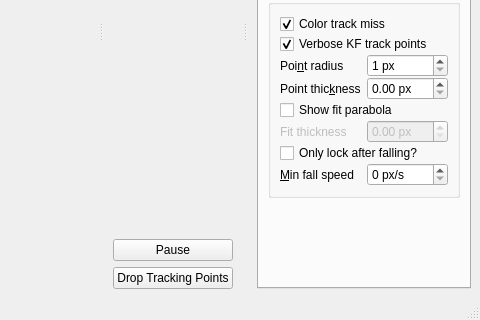
hchapman/LiveFit, file LiveFitWindow.ui: the form before one commit; both pictures show x 302 to 782 and y 255 to 575 of the 782 by 575 pixel window.
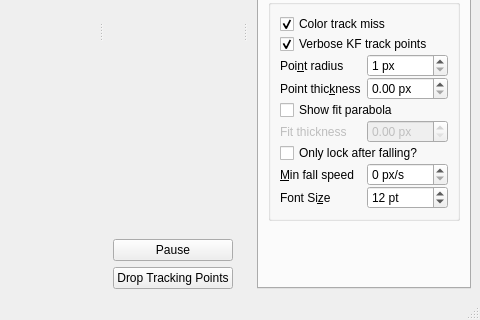
The form after the commit. The open tabs and pages were chosen to show the change. Custom widgets are drawn as their Qt base class.

```diff
--- a/LiveFitWindow.ui
+++ b/LiveFitWindow.ui
@@ -337,6 +337,35 @@
               </property>
              </widget>
             </item>
+            <item row="8" column="0">
+             <widget class="QLabel" name="fontSizeLabel">
+              <property name="text">
+               <string>Font Si&amp;ze</string>
+              </property>
+              <property name="buddy">
+               <cstring>fontSizeSpinBox</cstring>
+              </property>
+             </widget>
+            </item>
+            <item row="8" column="1">
+             <widget class="QSpinBox" name="fontSizeSpinBox">
+              <property name="suffix">
+               <string> pt</string>
+              </property>
+              <property name="minimum">
+               <number>4</number>
+              </property>
+              <property name="maximum">
+               <number>256</number>
+              </property>
+              <property name="singleStep">
+               <number>1</number>
+              </property>
+              <property name="value">
+               <number>12</number>
+              </property>
+             </widget>
+            </item>
            </layout>
           </widget>
          </item>
```
Left out of the diff: 19 changed lines with no effect on the pictures.
